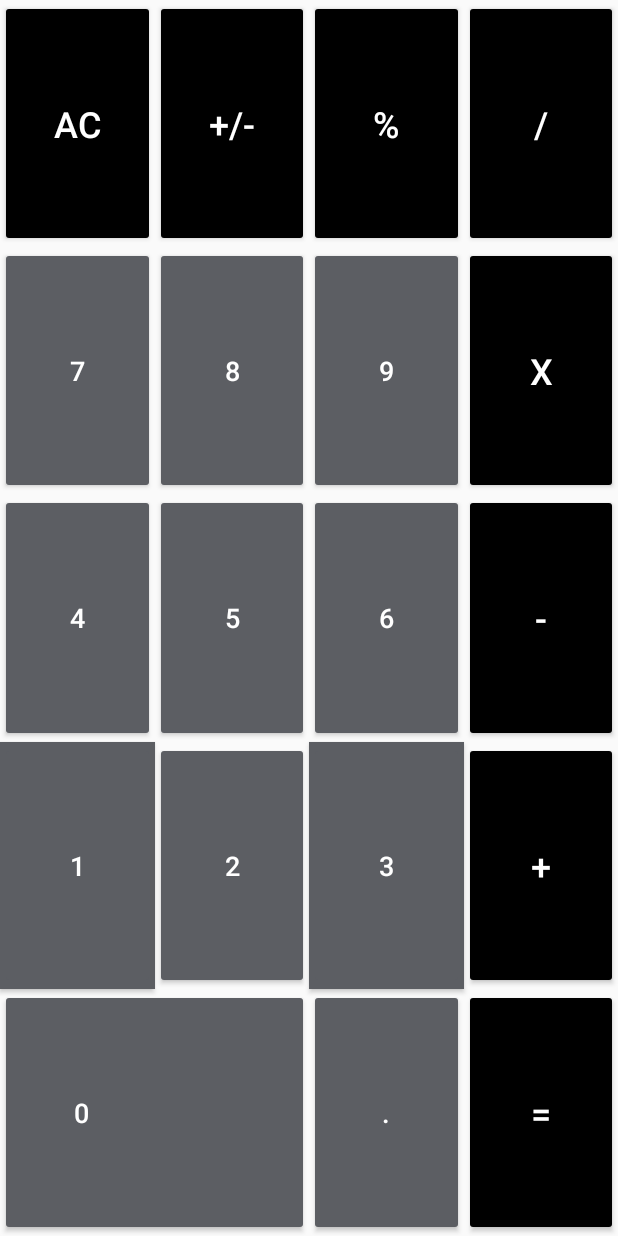
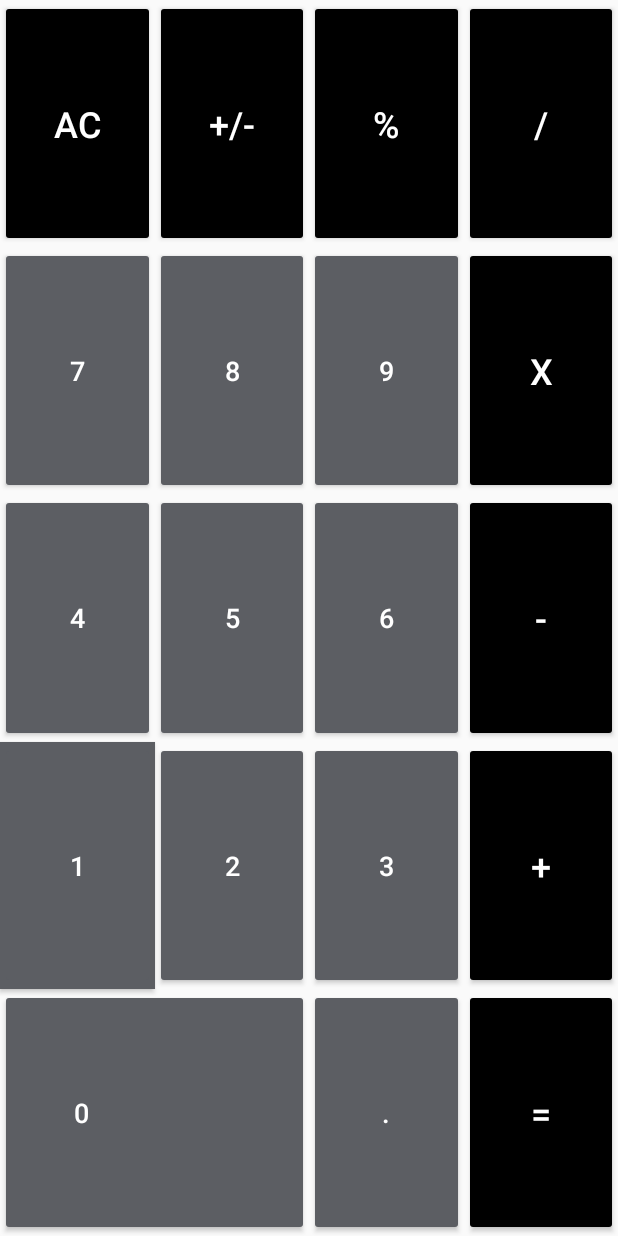
Before and after one commit to qyang89/MaterialDesign627, an Android app: the layout calculator_design.xml on its own in the app's theme, with its tools: preview values and no code run, on a phone screen of 412 x 824 dp. Run offline under Robolectric (Android 15) with nearby library versions, the phone set to English and light mode, and no system bars.

Commit message:
corrected button 2 error, duplicate 3 was complicating 2's size.

```diff
--- a/app/src/main/res/drawable/ic_launcher_background.xml
+++ b/app/src/main/res/drawable/ic_launcher_background.xml
@@ -5,7 +5,7 @@
     android:viewportWidth="108"
     android:viewportHeight="108">
     <path
-        android:fillColor="#008577"
+        android:fillColor="#AC86B3"
         android:pathData="M0,0h108v108h-108z" />
     <path
         android:fillColor="#00000000"
--- a/app/src/main/res/layout/calculator_design.xml
+++ b/app/src/main/res/layout/calculator_design.xml
@@ -126,7 +126,7 @@
         app:layout_constraintRight_toLeftOf="@id/guideline_v1"
         app:layout_constraintTop_toBottomOf="@id/guideline_h3"/>
 
-//button 2 size does not match the rest
+
     <Button
         android:id="@+id/butt_2"
         android:layout_width="0dp"
@@ -139,18 +139,10 @@
         app:layout_constraintBottom_toBottomOf="@id/guideline_h4"
         app:layout_constraintLeft_toLeftOf="@id/guideline_v1"
         app:layout_constraintRight_toLeftOf="@id/guideline_v2"
-        app:layout_constraintTop_toBottomOf="@id/guideline_h3"/>
+        app:layout_constraintTop_toBottomOf="@id/guideline_h3" />
 
 
-    <Button
-        android:id="@+id/butt_dot"
-        android:layout_width="0dp"
-        android:layout_height="0dp"
-        android:background="@color/color10"
-        app:layout_constraintBottom_toBottomOf="@id/guideline_h4"
-        app:layout_constraintLeft_toLeftOf="@id/guideline_v2"
-        app:layout_constraintRight_toLeftOf="@id/guideline_v3"
-        app:layout_constraintTop_toBottomOf="@id/guideline_h3"/>
+
 
 
     <Button
```
